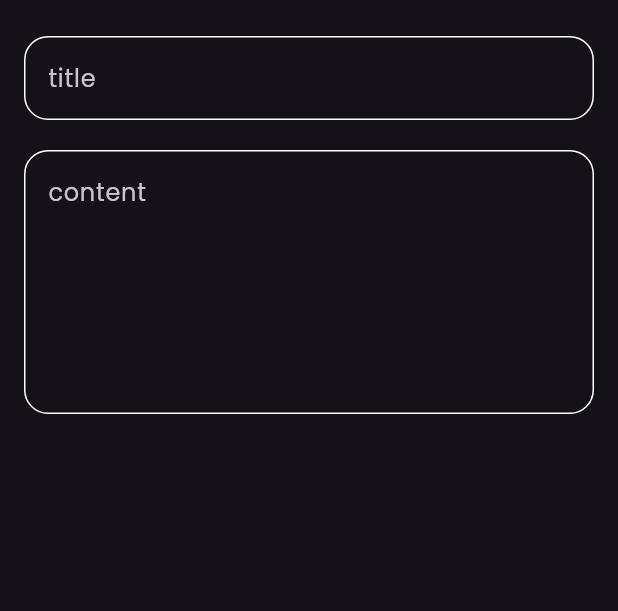
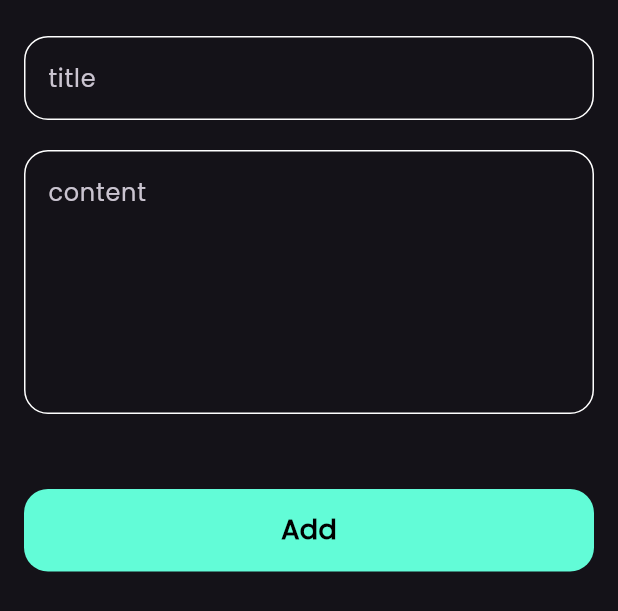
Before and after one commit to Elywa/Notes-App, a Flutter app: the AddNoteBottomSheet widget shown alone on an empty page, opened directly, on a phone screen of 412 x 824 dp. Shown: the top 611 px of the screen. Run offline on Flutter 3.47's test engine with Material 3 defaults, Android fonts, the phone set to English and light mode, and no system bars; our stand-ins replace font_awesome_flutter.

Commit message:
finish add note bottom sheet

```diff
--- a/lib/views/widgets/add_note_bottom_sheet.dart
+++ b/lib/views/widgets/add_note_bottom_sheet.dart
@@ -1,4 +1,6 @@
 import 'package:flutter/material.dart';
+import 'package:notes_app/consts.dart';
+import 'package:notes_app/views/widgets/custom_button.dart';
 import 'package:notes_app/views/widgets/custom_text_field.dart';
 
 class AddNoteBottomSheet extends StatelessWidget {
@@ -8,6 +10,7 @@ class AddNoteBottomSheet extends StatelessWidget {
   Widget build(BuildContext context) {
     return const Padding(
       padding: EdgeInsets.symmetric(horizontal: 16),
+      child: SingleChildScrollView(
         child: Column(
           children: [
             SizedBox(
@@ -24,9 +27,14 @@ class AddNoteBottomSheet extends StatelessWidget {
               maxLines: 6,
             ),
             SizedBox(
-            height: 20,
+              height: 50,
+            ),
+            CustomButton(),
+            SizedBox(
+              height: 30,
             ),
           ],
+        ),
       ),
     );
   }
--- /dev/null
+++ b/lib/views/widgets/custom_button.dart
@@ -0,0 +1,26 @@
+import 'package:flutter/material.dart';
+import 'package:notes_app/consts.dart';
+
+class CustomButton extends StatelessWidget {
+  const CustomButton({super.key});
+
+  @override
+  Widget build(BuildContext context) {
+    return Container(
+      width: MediaQuery.of(context).size.width,
+      height: 55,
+      decoration: BoxDecoration(
+          color: kPrimarycolor, borderRadius: BorderRadius.circular(16)),
+      child: Center(
+        child: Text(
+          'Add',
+          style: TextStyle(
+            color: Colors.black,
+            fontSize: 18,
+            fontWeight: FontWeight.bold,
+          ),
+        ),
+      ),
+    );
+  }
+}
```
Lines whose indentation alone changed are shown as unchanged.
